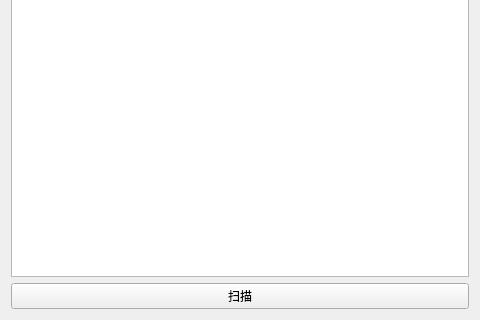
Above: Remote_Controller/bluetooth_conn.ui from Pbw000/stm32car before the change; both pictures show x 0 to 480 and y 320 to 640 of the 480 by 640 pixel window. Below: the same form after it.
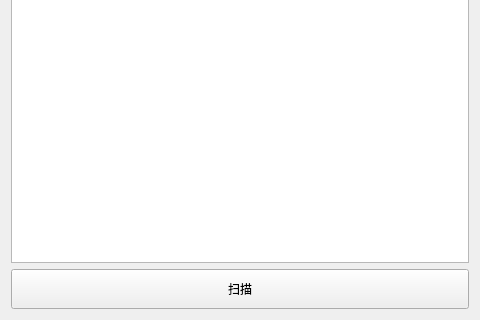
That is the form after the change. Icons and pictures are not drawn.

```diff
--- a/Remote_Controller/bluetooth_conn.ui
+++ b/Remote_Controller/bluetooth_conn.ui
@@ -17,14 +17,27 @@
    <item row="0" column="0">
     <layout class="QGridLayout" name="gridLayout">
      <item row="1" column="0">
-      <widget class="QPushButton" name="pushButton">
+      <widget class="QPushButton" name="scan_btn">
+       <property name="minimumSize">
+        <size>
+         <width>0</width>
+         <height>40</height>
+        </size>
+       </property>
        <property name="text">
         <string>扫描</string>
        </property>
       </widget>
      </item>
      <item row="0" column="0">
-      <widget class="QListView" name="listView"/>
+      <widget class="QListWidget" name="listWidget">
+       <property name="horizontalScrollBarPolicy">
+        <enum>Qt::ScrollBarPolicy::ScrollBarAsNeeded</enum>
+       </property>
+       <property name="horizontalScrollMode">
+        <enum>QAbstractItemView::ScrollMode::ScrollPerItem</enum>
+       </property>
+      </widget>
      </item>
     </layout>
    </item>
```
Left out of the diff: 12 changed lines with no effect on the pictures.
